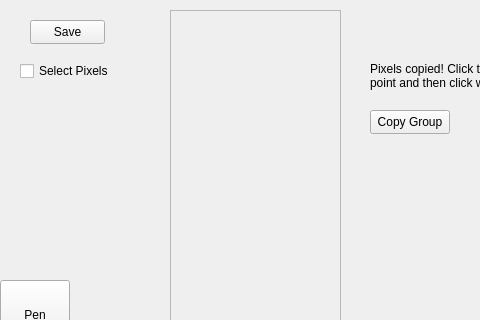
Above: spriteeditor.ui from 25hlarsen4/Sprite-Editor before the change; both pictures show x 0 to 480 and y 0 to 320 of the 800 by 600 pixel window. Below: the same form after it.
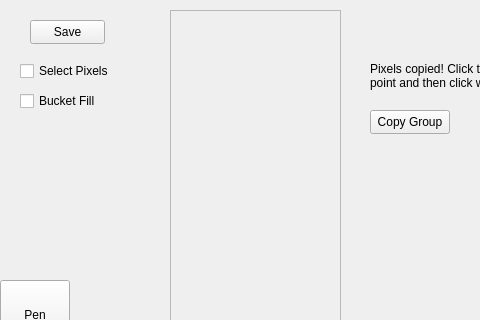
That is the form after the change. Custom widgets are drawn as their Qt base class.

Commit message: Working on getting bucket fill working

The edit to the form file:
```diff
--- a/spriteeditor.ui
+++ b/spriteeditor.ui
@@ -187,6 +187,19 @@
      <string>Save</string>
     </property>
    </widget>
+   <widget class="QCheckBox" name="bucketFillBox">
+    <property name="geometry">
+     <rect>
+      <x>20</x>
+      <y>90</y>
+      <width>77</width>
+      <height>22</height>
+     </rect>
+    </property>
+    <property name="text">
+     <string>Bucket Fill</string>
+    </property>
+   </widget>
   </widget>
   <widget class="QMenuBar" name="menubar">
    <property name="geometry">
```
Left out of the diff: 2 changed lines with no effect on the pictures. The commit also changes 5 other files.
